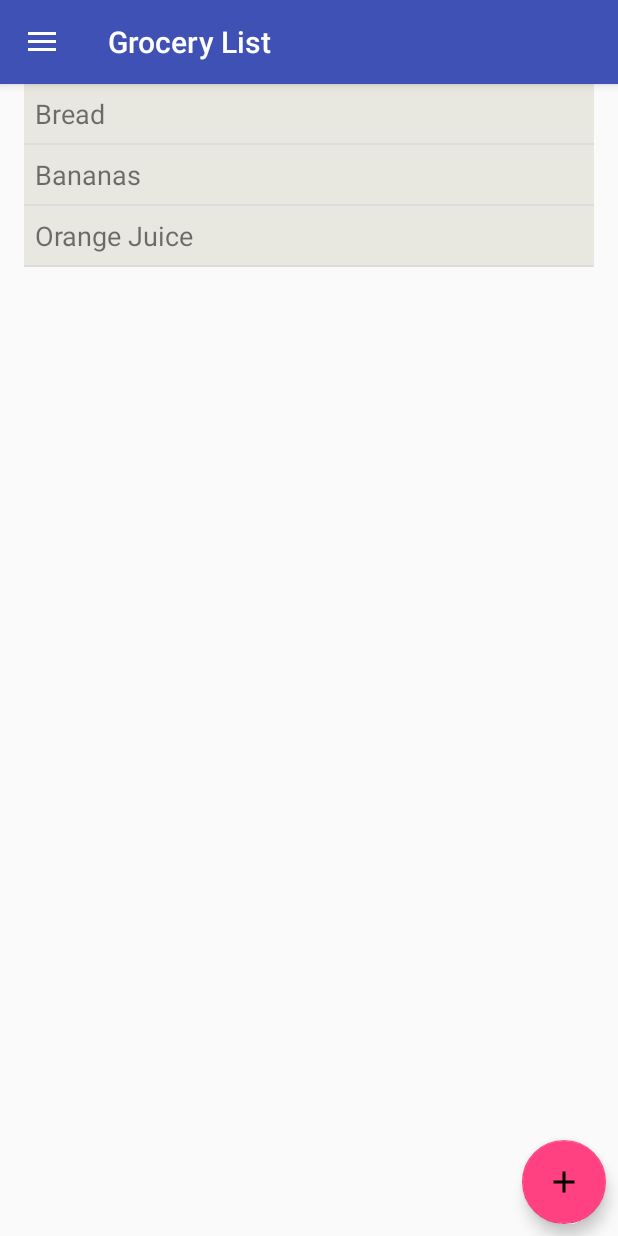
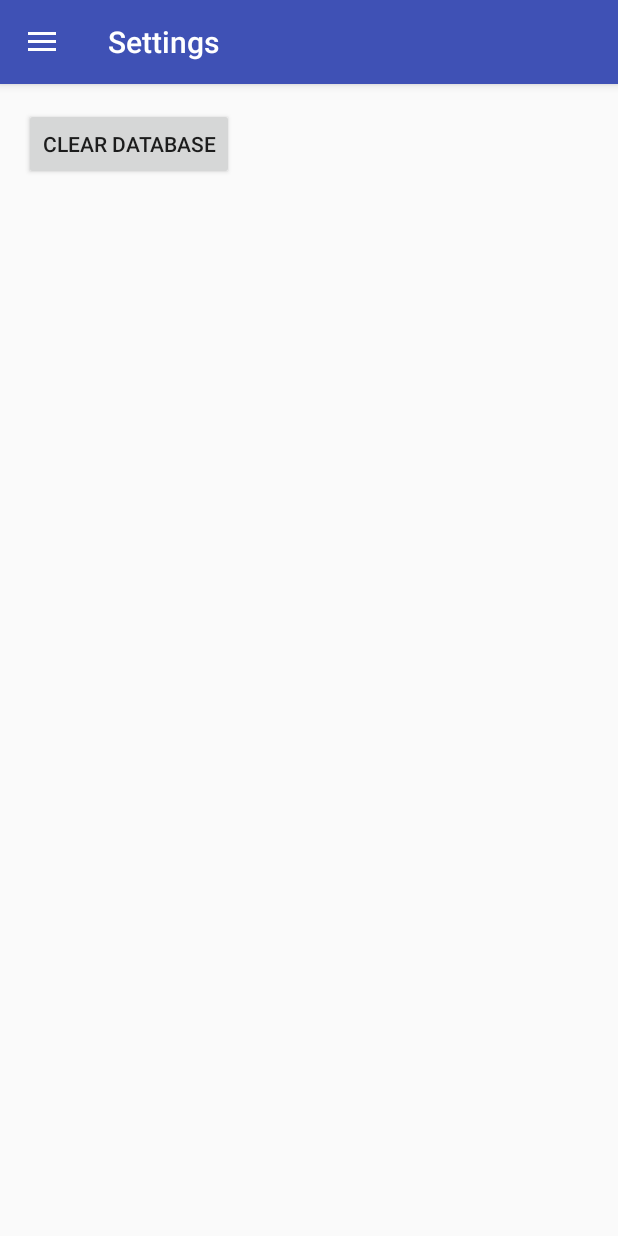
Before and after one commit to alexlafroscia/MyPantry, an Android app: the GroceryListActivity screen opened directly, with no data from a screen before it, in the side drawer, after a tap on "Settings", on a phone screen of 412 x 824 dp. Run offline under Robolectric (Android 15) with nearby library versions, the phone set to English and light mode, and no system bars; libraries missing offline, so code that uses them is left out: de.greenrobot.dao; plain views replace SwipeLayout; 5 statements that could not run were skipped.

Commit message:
Add Settings activity w/ DB reset

```diff
--- a/app/src/main/java/edu/pitt/cs/cs1635/mypantry/BaseActivity.java
+++ b/app/src/main/java/edu/pitt/cs/cs1635/mypantry/BaseActivity.java
@@ -75,6 +75,9 @@ public class BaseActivity extends AppCompatActivity
         } else if (id == R.id.nav_grocerylist){
             Intent intent = new Intent(this, GroceryListActivity.class);
             startActivity(intent);
+        } else if (id == R.id.nav_settings) {
+            Intent intent = new Intent(this, SettingsActivity.class);
+            startActivity(intent);
         }
 
         DrawerLayout drawer = (DrawerLayout) findViewById(R.id.drawer_layout);
--- /dev/null
+++ b/app/src/main/java/edu/pitt/cs/cs1635/mypantry/SettingsActivity.java
@@ -0,0 +1,43 @@
+package edu.pitt.cs.cs1635.mypantry;
+
+import android.os.Bundle;
+import android.support.design.widget.FloatingActionButton;
+import android.support.design.widget.Snackbar;
+import android.view.View;
+import android.support.design.widget.NavigationView;
+import android.support.v4.view.GravityCompat;
+import android.support.v4.widget.DrawerLayout;
+import android.support.v7.app.ActionBarDrawerToggle;
+import android.support.v7.app.AppCompatActivity;
+import android.support.v7.widget.Toolbar;
+import android.view.Menu;
+import android.view.MenuItem;
+import android.widget.Button;
+
+public class SettingsActivity extends BaseActivity {
+
+    @Override
+    protected void onCreate(Bundle savedInstanceState) {
+        super.onCreate(savedInstanceState);
+        setContentView(R.layout.activity_settings);
+        Toolbar toolbar = (Toolbar) findViewById(R.id.toolbar);
+        setSupportActionBar(toolbar);
+
+        DrawerLayout drawer = (DrawerLayout) findViewById(R.id.drawer_layout);
+        ActionBarDrawerToggle toggle = new ActionBarDrawerToggle(
+                this, drawer, toolbar, R.string.navigation_drawer_open, R.string.navigation_drawer_close);
+        drawer.setDrawerListener(toggle);
+        toggle.syncState();
+
+        initNavigationDrawer();
+
+        Button clearDatabaseButton = (Button) findViewById(R.id.settings_button_clear_database);
+        clearDatabaseButton.setOnClickListener(new View.OnClickListener() {
+            @Override
+            public void onClick(View v) {
+                itemDao.deleteAll();
+                recipeDao.deleteAll();
+            }
+        });
+    }
+}
--- /dev/null
+++ b/app/src/main/res/layout/activity_settings.xml
@@ -0,0 +1,25 @@
+<?xml version="1.0" encoding="utf-8"?>
+<android.support.v4.widget.DrawerLayout xmlns:android="http://schemas.android.com/apk/res/android"
+    xmlns:app="http://schemas.android.com/apk/res-auto"
+    xmlns:tools="http://schemas.android.com/tools"
+    android:id="@+id/drawer_layout"
+    android:layout_width="match_parent"
+    android:layout_height="match_parent"
+    android:fitsSystemWindows="true"
+    tools:openDrawer="start">
+
+    <include
+        layout="@layout/app_bar_settings"
+        android:layout_width="match_parent"
+        android:layout_height="match_parent" />
+
+    <android.support.design.widget.NavigationView
+        android:id="@+id/nav_view"
+        android:layout_width="wrap_content"
+        android:layout_height="match_parent"
+        android:layout_gravity="start"
+        android:fitsSystemWindows="true"
+        app:headerLayout="@layout/nav_header_settings"
+        app:menu="@menu/activity_main_drawer" />
+
+</android.support.v4.widget.DrawerLayout>
--- /dev/null
+++ b/app/src/main/res/layout/app_bar_settings.xml
@@ -0,0 +1,26 @@
+<?xml version="1.0" encoding="utf-8"?>
+<android.support.design.widget.CoordinatorLayout xmlns:android="http://schemas.android.com/apk/res/android"
+    xmlns:app="http://schemas.android.com/apk/res-auto"
+    xmlns:tools="http://schemas.android.com/tools"
+    android:layout_width="match_parent"
+    android:layout_height="match_parent"
+    android:fitsSystemWindows="true"
+    tools:context="edu.pitt.cs.cs1635.mypantry.SettingsActivity">
+
+    <android.support.design.widget.AppBarLayout
+        android:layout_width="match_parent"
+        android:layout_height="wrap_content"
+        android:theme="@style/AppTheme.AppBarOverlay">
+
+        <android.support.v7.widget.Toolbar
+            android:id="@+id/toolbar"
+            android:layout_width="match_parent"
+            android:layout_height="?attr/actionBarSize"
+            android:background="?attr/colorPrimary"
+            app:popupTheme="@style/AppTheme.PopupOverlay" />
+
+    </android.support.design.widget.AppBarLayout>
+
+    <include layout="@layout/content_settings" />
+
+</android.support.design.widget.CoordinatorLayout>
--- /dev/null
+++ b/app/src/main/res/layout/content_settings.xml
@@ -0,0 +1,21 @@
+<?xml version="1.0" encoding="utf-8"?>
+<RelativeLayout xmlns:android="http://schemas.android.com/apk/res/android"
+    xmlns:app="http://schemas.android.com/apk/res-auto"
+    xmlns:tools="http://schemas.android.com/tools"
+    android:layout_width="match_parent"
+    android:layout_height="match_parent"
+    android:paddingBottom="@dimen/activity_vertical_margin"
+    android:paddingLeft="@dimen/activity_horizontal_margin"
+    android:paddingRight="@dimen/activity_horizontal_margin"
+    android:paddingTop="@dimen/activity_vertical_margin"
+    app:layout_behavior="@string/appbar_scrolling_view_behavior"
+    tools:context="edu.pitt.cs.cs1635.mypantry.SettingsActivity"
+    tools:showIn="@layout/app_bar_settings">
+
+    <Button
+        android:id="@+id/settings_button_clear_database"
+        android:layout_width="wrap_content"
+        android:layout_height="wrap_content"
+        android:text="@string/clear_database_label" />
+
+</RelativeLayout>
--- a/app/src/main/res/menu/activity_main_drawer.xml
+++ b/app/src/main/res/menu/activity_main_drawer.xml
@@ -19,7 +19,7 @@
     <item android:title="Configuration">
         <menu>
             <item
-                android:id="@+id/nav_share"
+                android:id="@+id/nav_settings"
                 android:icon="@drawable/ic_menu_share"
                 android:title="Settings" />
         </menu>
--- a/app/src/main/res/values/strings.xml
+++ b/app/src/main/res/values/strings.xml
@@ -20,4 +20,6 @@
     <string name="dialog_add_item">Add an item to the Grocery List</string>
     <string name="dialog_add">Add</string>
     <string name="dialog_cancel">Cancel</string>
+    <string name="title_activity_settings">Settings</string>
+    <string name="clear_database_label">Clear Database</string>
 </resources>
```
Also changed, not shown: app/src/main/AndroidManifest.xml (+8 -3 lines), app/src/main/res/layout/nav_header_settings.xml (added, +34 -0 lines), app/src/main/res/menu/settings.xml (added, +9 -0 lines).
